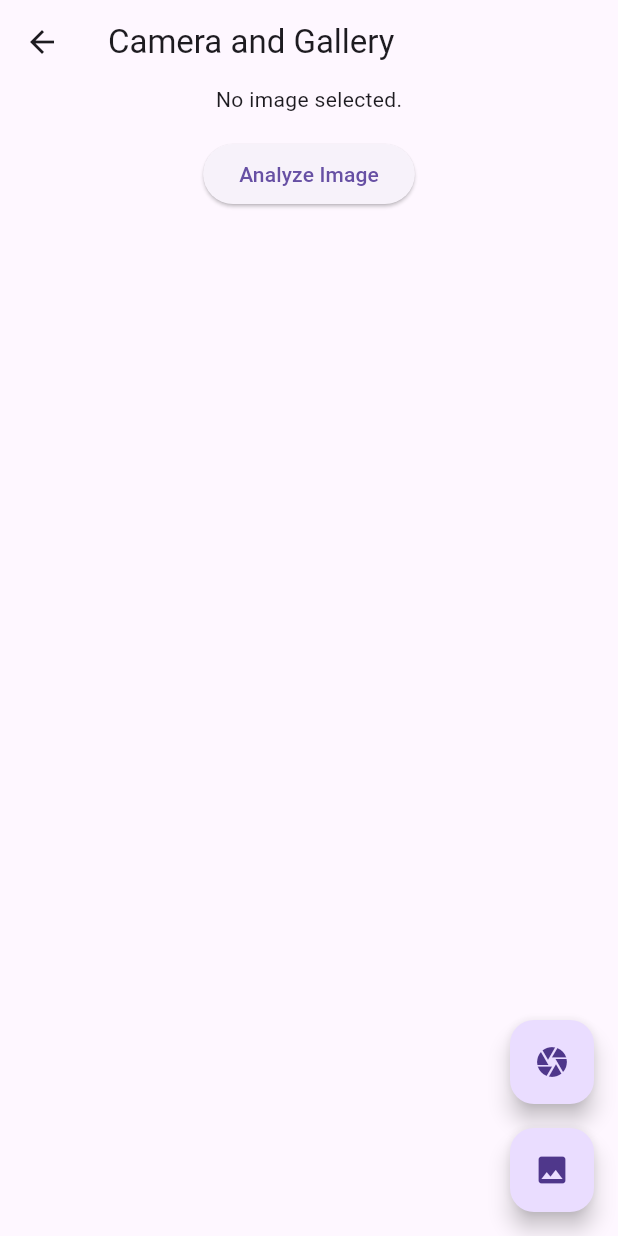
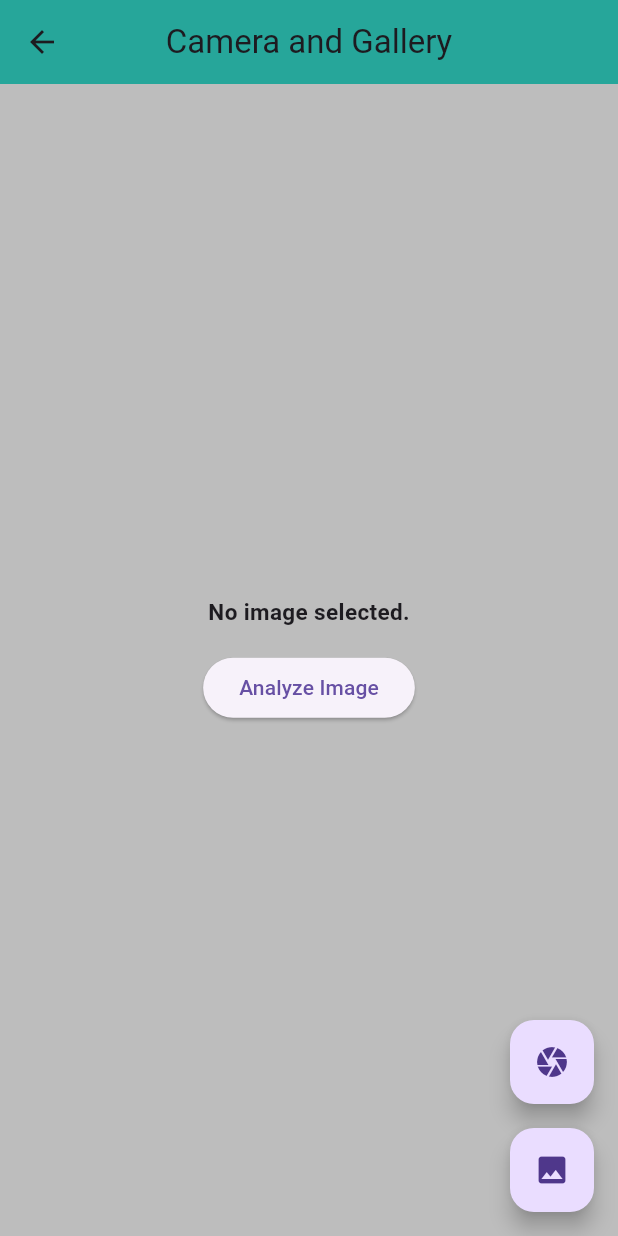
Before and after one commit to Abdo-Elsabagh/Agribot, a Flutter app: the CameraGalleryPage screen opened directly, on a phone screen of 412 x 824 dp. Run offline on Flutter 3.47's test engine with Material 3 defaults, Android fonts, the phone set to English and light mode, and no system bars; our stand-ins replace image_picker, liquid_pull_to_refresh, percent_indicator; missing offline and left inert: charts_painter, dart:ffi, flutter_barcode_scanner.

Commit message:
add center

```diff
--- a/lib/Scanning3.dart
+++ b/lib/Scanning3.dart
@@ -2,10 +2,6 @@ import 'dart:io';
 
 import 'package:flutter/material.dart';
 import 'package:image_picker/image_picker.dart';
-
-
-
-
 
 class CameraGalleryPage extends StatefulWidget {
   @override
@@ -36,14 +32,24 @@ class _CameraGalleryPageState extends State<CameraGalleryPage> {
   @override
   Widget build(BuildContext context) {
     return Scaffold(
+      backgroundColor: Colors.grey[400],
       appBar: AppBar(
+        backgroundColor: Colors.teal[400],
+        elevation: 0,
+        centerTitle: true,
         title: Text('Camera and Gallery'),
       ),
-      body: Column(
+      body: Center(
+        child: Column(
+          mainAxisAlignment: MainAxisAlignment.center,
           children: [
             Center(
               child: _image == null
-                ? Text('No image selected.')
+                  ? Text(
+                      'No image selected.',
+                      style:
+                          TextStyle(fontSize: 15, fontWeight: FontWeight.bold),
+                    )
                   : Image.file(_image!),
             ),
             SizedBox(height: 16),
@@ -52,6 +58,7 @@ class _CameraGalleryPageState extends State<CameraGalleryPage> {
               child: Text('Analyze Image'),
             ),
           ],
+        ),
       ),
       floatingActionButton: Column(
         mainAxisAlignment: MainAxisAlignment.end,
```
Lines whose indentation alone changed are shown as unchanged.
